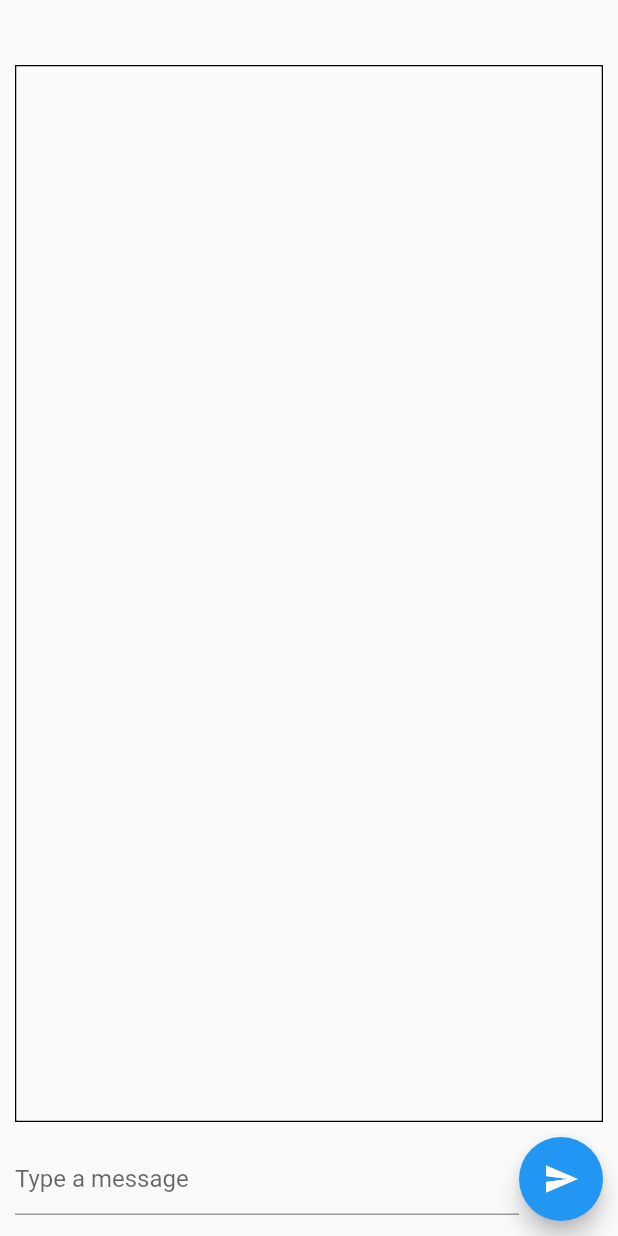
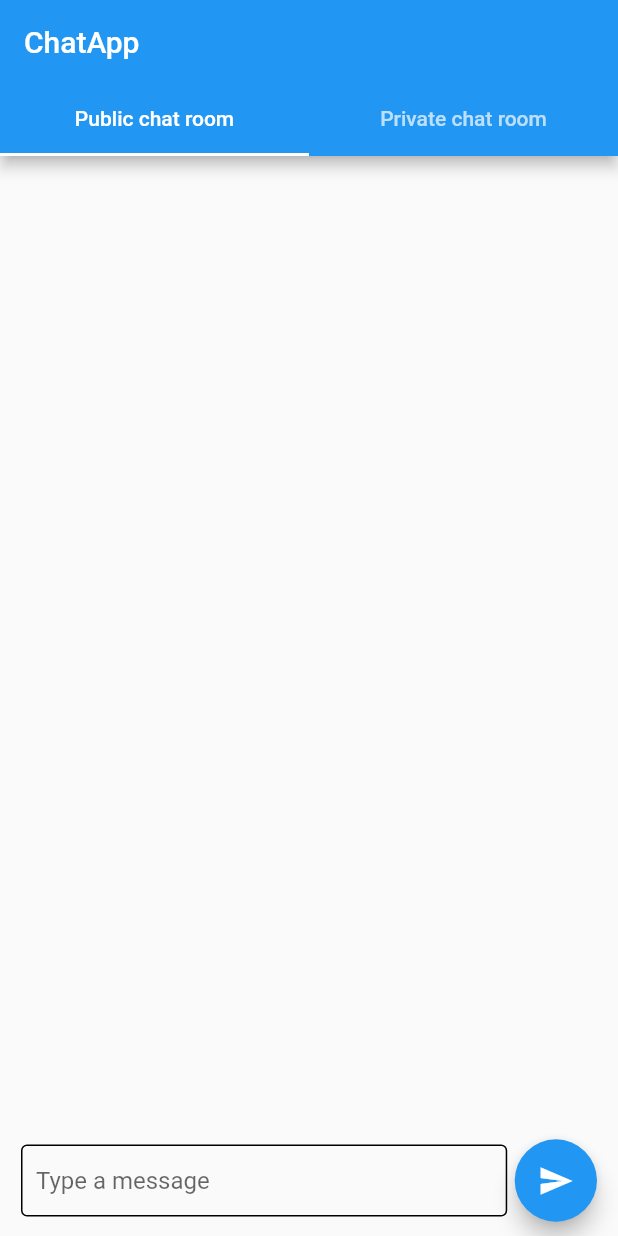
Before and after one commit to Overlord1600/ChatApp, a Flutter app: the screen it shows once a user with an empty profile is signed in, after a tap on the "send" icon, on a phone screen of 412 x 824 dp. Run offline on Flutter 3.47's test engine with Material 2 defaults, Android fonts, the phone set to English and light mode, and no system bars; our stand-ins replace cloud_firestore, firebase_auth, firebase_core; accounts and stored records are empty.

Commit message:
Chat App v2

```diff
--- a/lib/Providers/AuthenticationData.dart
+++ b/lib/Providers/AuthenticationData.dart
@@ -5,6 +5,8 @@ import '../Screens/Authentication.dart';
 
 class AuthenticationData extends ChangeNotifier {
   late UserCredential result;
+  Map userCreds = {'UserId': '', 'Username': 'jj'};
+
   Future<void> userAuthentication(data, BuildContext ctx, Enum authMode) async {
     var auth = FirebaseAuth.instance;
     try {
@@ -27,4 +29,19 @@ class AuthenticationData extends ChangeNotifier {
       throw true;
     }
   }
+
+  Future<void> fetchUserCreds() async {
+    var auth1 = FirebaseAuth.instance;
+    userCreds['UserId'] = auth1.currentUser!.uid;
+    var res = await FirebaseFirestore.instance
+        .collection('/Users')
+        .doc(userCreds['UserId'])
+        .get();
+  }
+
+  Future<void> searchUsername(String uid) async {
+    var username =
+        await FirebaseFirestore.instance.collection('/Users').doc(uid).get();
+    userCreds['Username'] = username['Username'];
+  }
 }
--- /dev/null
+++ b/lib/Providers/Messages.dart
@@ -0,0 +1,15 @@
+import 'package:flutter/material.dart';
+import 'package:cloud_firestore/cloud_firestore.dart';
+
+class Messages extends ChangeNotifier {
+  ScrollController controller = ScrollController();
+  void scroll() {
+    controller.jumpTo(controller.position.maxScrollExtent);
+  }
+
+  Future<void> addNewMessage(Map<String, dynamic> data) async {
+    await FirebaseFirestore.instance
+        .collection('Chats/fRJOxxrtF87geoCskILf/Messages')
+        .add(data);
+  }
+}
--- /dev/null
+++ b/lib/Screens/MainScreen.dart
@@ -0,0 +1,28 @@
+import 'package:chat_app/Screens/PrivateChat.dart';
+import 'package:chat_app/Screens/PublicChat.dart';
+import 'package:flutter/material.dart';
+
+class MainScreen extends StatelessWidget {
+  const MainScreen({super.key});
+
+  @override
+  Widget build(BuildContext context) {
+    return DefaultTabController(
+        length: 2,
+        child: Scaffold(
+          appBar: AppBar(
+            title: const Text('ChatApp'),
+            bottom: const TabBar(tabs: [
+              Tab(
+                text: 'Public chat room',
+              ),
+              Tab(
+                text: 'Private chat room',
+              )
+            ]),
+          ),
+          body: const TabBarView(
+              children: [PublicChatScreen(), PrivateChatScreen()]),
+        ));
+  }
+}
--- a/lib/Screens/PublicChat.dart
+++ b/lib/Screens/PublicChat.dart
@@ -1,5 +1,6 @@
 import 'package:flutter/material.dart';
 import '../Widgets/PublicChatListView.dart';
+import '../Widgets/UserInputKeyboard.dart';
 
 class PublicChatScreen extends StatefulWidget {
   const PublicChatScreen({super.key});
@@ -13,7 +14,8 @@ class _PublicChatScreenState extends State<PublicChatScreen> {
   Widget build(BuildContext context) {
     return Scaffold(
       body: Container(
-        padding: const EdgeInsets.all(10),
+        margin: const EdgeInsets.only(top: 15),
+        padding: const EdgeInsets.only(right: 5, left: 5),
         child: Column(
           mainAxisAlignment: MainAxisAlignment.end,
           children: [
@@ -21,31 +23,14 @@ class _PublicChatScreenState extends State<PublicChatScreen> {
               flex: 8,
               child: Container(
                 margin: const EdgeInsets.only(bottom: 10),
-                decoration:
-                    BoxDecoration(border: Border.all(color: Colors.black)),
+                // ignore: prefer_const_constructors
                 child: PublicChatListView(),
               ),
             ),
-            Flexible(
-              flex: 1,
-              child: Row(
-                children: [
-                  const Flexible(
-                    flex: 6,
-                    child: TextField(
-                      decoration: InputDecoration(hintText: 'Type a message'),
-                    ),
-                  ),
-                  Flexible(
-                    flex: 1,
-                    child: FloatingActionButton(
-                      onPressed: (() {}),
-                      child: const Icon(Icons.send),
-                    ),
-                  )
-                ],
-              ),
-            )
+            Container(
+                constraints: const BoxConstraints(maxHeight: 90),
+                padding: const EdgeInsets.all(9),
+                child: const UserKeyboard())
           ],
         ),
       ),
--- a/lib/Widgets/AuthenticationForm.dart
+++ b/lib/Widgets/AuthenticationForm.dart
@@ -3,28 +3,45 @@ import 'package:flutter/material.dart';
 import 'package:provider/provider.dart';
 import '../Providers/AuthenticationData.dart';
 
-class AuthenticationForm extends StatelessWidget {
+class AuthenticationForm extends StatefulWidget {
   Enum authMode;
   Function changeFn;
 
   AuthenticationForm(this.authMode, this.changeFn);
+
+  @override
+  State<AuthenticationForm> createState() => _AuthenticationFormState();
+}
+
+class _AuthenticationFormState extends State<AuthenticationForm> {
+  bool loader = false;
   var formKey = GlobalKey<FormState>();
+
   @override
   Widget build(BuildContext context) {
     Map data = {'Email': '', 'Username': '', 'Password': ''};
-    void submitData(data) {
+    Future<void> submitData(data) async {
       FocusScope.of(context).unfocus();
       if (formKey.currentState!.validate()) {
         formKey.currentState!.save();
-        Provider.of<AuthenticationData>(context, listen: false)
-            .userAuthentication(data, context, authMode);
+        setState(() {
+          loader = true;
+        });
+        await Provider.of<AuthenticationData>(context, listen: false)
+            .userAuthentication(data, context, widget.authMode);
+        setState(() {
+          loader = false;
+        });
       }
     }
 
-    return Container(
+    return loader == false
+        ? Container(
             height: MediaQuery.of(context).size.height / 2,
             margin: EdgeInsets.only(
-          left: 25, right: 25, top: MediaQuery.of(context).size.height / 4),
+                left: 25,
+                right: 25,
+                top: MediaQuery.of(context).size.height / 4),
             child: Form(
                 key: formKey,
                 child: Column(
@@ -32,7 +49,7 @@ class AuthenticationForm extends StatelessWidget {
                   children: [
                     Container(
                       margin: const EdgeInsets.only(bottom: 20),
-                child: authMode == AuthMode.Login
+                      child: widget.authMode == AuthMode.Login
                           ? const Text(
                               'Welcome, Please Login',
                               style: TextStyle(
@@ -55,10 +72,10 @@ class AuthenticationForm extends StatelessWidget {
                       onSaved: (newValue) {
                         data['Email'] = newValue!.trim();
                       },
-                decoration:
-                    const InputDecoration(hintText: 'Enter your email address'),
+                      decoration: const InputDecoration(
+                          hintText: 'Enter your email address'),
                     ),
-              if (authMode == AuthMode.SignUp)
+                    if (widget.authMode == AuthMode.SignUp)
                       TextFormField(
                         key: const ValueKey('Username'),
                         validator: (value) {
@@ -72,7 +89,8 @@ class AuthenticationForm extends StatelessWidget {
                         onSaved: (newValue) {
                           data['Username'] = newValue!.trim();
                         },
-                  decoration: const InputDecoration(hintText: 'Enter Username'),
+                        decoration:
+                            const InputDecoration(hintText: 'Enter Username'),
                       ),
                     TextFormField(
                       key: const ValueKey('Password'),
@@ -87,8 +105,8 @@ class AuthenticationForm extends StatelessWidget {
                       onSaved: (newValue) {
                         data['Password'] = newValue!.trim();
                       },
-                decoration:
-                    const InputDecoration(hintText: 'Enter your password'),
+                      decoration: const InputDecoration(
+                          hintText: 'Enter your password'),
                     ),
                     Container(
                       margin: const EdgeInsets.only(top: 10),
@@ -97,7 +115,7 @@ class AuthenticationForm extends StatelessWidget {
                           onPressed: () {
                             submitData(data);
                           },
-                    child: authMode == AuthMode.Login
+                          child: widget.authMode == AuthMode.Login
                               ? const Text('Login')
                               : const Text('Sign Up')),
                     ),
@@ -109,13 +127,14 @@ class AuthenticationForm extends StatelessWidget {
                     ),
                     TextButton(
                         onPressed: () {
-                    changeFn();
+                          widget.changeFn();
                         },
-                  child: authMode == AuthMode.Login
+                        child: widget.authMode == AuthMode.Login
                             ? const Text('Create a new account')
                             : const Text('Login to your account'))
                   ],
                 )),
-    );
+          )
+        : const CircularProgressIndicator();
   }
 }
--- a/lib/Widgets/PublicChatListView.dart
+++ b/lib/Widgets/PublicChatListView.dart
@@ -1,6 +1,8 @@
 import 'package:flutter/material.dart';
 import 'package:cloud_firestore/cloud_firestore.dart';
 import '../Widgets/MessageBubble.dart';
+import 'package:provider/provider.dart';
+import '../Providers/Messages.dart';
 
 class PublicChatListView extends StatelessWidget {
   const PublicChatListView({super.key});
@@ -10,19 +12,30 @@ class PublicChatListView extends StatelessWidget {
     return Scaffold(
         body: StreamBuilder(
             stream: FirebaseFirestore.instance
-              .collection('Chats/fRJOxxrtF87geoCskILf/Messages')
+                .collection('/Chats/fRJOxxrtF87geoCskILf/Messages')
+                .orderBy('timestamp')
                 .snapshots(),
             builder: ((context, snapshot) {
               if (snapshot.connectionState == ConnectionState.waiting) {
-              return const CircularProgressIndicator();
-            }
+                return const Center(child: CircularProgressIndicator());
+              } else if (snapshot.data == null) {
+                return const Center(
+                  child: Text('No Messages'),
+                );
+              } else {
                 final chatList = snapshot.data!.docs;
                 return ListView.builder(
+                    controller: Provider.of<Messages>(context, listen: false)
+                        .controller,
                     itemCount: snapshot.data!.docs.length,
                     itemBuilder: ((context, index) {
-                  return MessageBubble(chatList[index]['Text'], null);
+                      return MessageBubble(
+                          chatList[index]['text'],
+                          chatList[index]['userId'],
+                          chatList[index]['username'],
+                          chatList[index]['timestamp'] as Timestamp);
                     }));
-          })),
-    );
+              }
+            })));
   }
 }
--- /dev/null
+++ b/lib/Widgets/UserInputKeyboard.dart
@@ -0,0 +1,99 @@
+import 'package:flutter/material.dart';
+import 'package:provider/provider.dart';
+import '../Providers/Messages.dart';
+import '../Providers/AuthenticationData.dart';
+import 'package:cloud_firestore/cloud_firestore.dart';
+import 'package:firebase_auth/firebase_auth.dart';
+
+class UserKeyboard extends StatefulWidget {
+  const UserKeyboard({super.key});
+
+  @override
+  State<UserKeyboard> createState() => _UserKeyboardState();
+}
+
+class _UserKeyboardState extends State<UserKeyboard> {
+  TextEditingController textController = TextEditingController();
+  bool emptyKeyboard = false;
+  @override
+  Widget build(BuildContext context) {
+    Provider.of<AuthenticationData>(context, listen: false)
+        .searchUsername(FirebaseAuth.instance.currentUser!.uid);
+    return Row(
+      children: [
+        Flexible(
+          flex: 6,
+          child: Container(
+            margin: const EdgeInsets.only(right: 5),
+            child: TextField(
+              textCapitalization: TextCapitalization.sentences,
+              maxLines: 15,
+              minLines: 1,
+              onChanged: (value) {
+                if (value.isEmpty) {
+                  setState(() {
+                    emptyKeyboard = true;
+                  });
+                } else {
+                  setState(() {
+                    emptyKeyboard = false;
+                  });
+                }
+              },
+              controller: textController,
+              decoration: const InputDecoration(
+                contentPadding: EdgeInsets.all(10),
+                border: OutlineInputBorder(
+                  borderSide: BorderSide(
+                    width: 1,
+                  ),
+                ),
+                focusedBorder: OutlineInputBorder(
+                  borderSide: BorderSide(
+                    width: 1,
+                  ),
+                ),
+                enabledBorder: OutlineInputBorder(
+                  borderSide: BorderSide(
+                    width: 1,
+                  ),
+                ),
+                hintText: 'Type a message',
+              ),
+            ),
+          ),
+        ),
+        Flexible(
+          flex: 1,
+          child: FloatingActionButton(
+            onPressed: emptyKeyboard == false
+                ? (() {
+                    Provider.of<AuthenticationData>(context, listen: false)
+                        .fetchUserCreds();
+
+                    Map<String, dynamic> data = {
+                      'text': textController.text.toString(),
+                      'timestamp': Timestamp.now(),
+                      'userId': Provider.of<AuthenticationData>(context,
+                              listen: false)
+                          .userCreds['UserId'],
+                      'username': Provider.of<AuthenticationData>(context,
+                              listen: false)
+                          .userCreds['Username'],
+                    };
+                    Provider.of<Messages>(context, listen: false)
+                        .addNewMessage(data);
+                    textController.text = '';
+                    WidgetsBinding.instance.addPostFrameCallback((_) =>
+                        Provider.of<Messages>(context, listen: false).scroll());
+                  })
+                : null,
+            child: emptyKeyboard == false
+                ? const Icon(Icons.send)
+                : const Icon(Icons.mic),
+          ),
+        ),
+      ],
+    );
+  }
+}
--- a/lib/main.dart
+++ b/lib/main.dart
@@ -1,11 +1,13 @@
 import 'package:chat_app/Providers/AuthenticationData.dart';
 import 'package:chat_app/Screens/Authentication.dart';
-import 'package:chat_app/Screens/PublicChat.dart';
+import 'package:chat_app/Screens/MainScreen.dart';
+import 'package:chat_app/Screens/SearchResultsScreen.dart';
 import 'package:flutter/material.dart';
 import 'package:flutter/services.dart';
 import 'package:provider/provider.dart';
 import 'package:firebase_auth/firebase_auth.dart';
 import 'package:firebase_core/firebase_core.dart';
+import './Providers/Messages.dart';
 
 void main() {
   WidgetsFlutterBinding.ensureInitialized();
@@ -21,12 +23,16 @@ class MyApp extends StatelessWidget {
   @override
   Widget build(BuildContext context) {
     return MultiProvider(
-      providers: [ChangeNotifierProvider.value(value: AuthenticationData())],
+      providers: [
+        ChangeNotifierProvider.value(value: AuthenticationData()),
+        ChangeNotifierProvider.value(value: Messages())
+      ],
       child: FutureBuilder(
         future: Firebase.initializeApp(),
         builder: (context, snapshot) {
           if (snapshot.connectionState == ConnectionState.done) {
             return MaterialApp(
+              routes: {'/SearchScreen': (context) => SearchScreen()},
               title: 'Flutter Demo',
               theme: ThemeData(
                 primarySwatch: Colors.blue,
@@ -35,7 +41,7 @@ class MyApp extends StatelessWidget {
                   stream: FirebaseAuth.instance.authStateChanges(),
                   builder: ((context, snapshot) {
                     if (snapshot.hasData) {
-                      return const PublicChatScreen();
+                      return const MainScreen();
                     } else if (snapshot.connectionState ==
                         ConnectionState.waiting) {
                       return const Center(child: CircularProgressIndicator());
@@ -45,7 +51,7 @@ class MyApp extends StatelessWidget {
                   })),
             );
           } else {
-            return const CircularProgressIndicator();
+            return const Center(child: CircularProgressIndicator());
           }
         },
       ),
--- a/pubspec.yaml
+++ b/pubspec.yaml
@@ -39,6 +39,7 @@ dependencies:
   cloud_firestore: ^4.4.5
   firebase_auth: ^4.3.0
   provider: ^6.0.5
+  intl: ^0.17.0
 
 dev_dependencies:
   flutter_test:
```
Also changed, not shown: lib/Providers/CreateMethods.dart (added, +17 -0 lines), lib/Providers/FetcherMethods.dart (added, +60 -0 lines), lib/Screens/PrivateChat.dart (added, +71 -0 lines), lib/Screens/SearchResultsScreen.dart (added, +54 -0 lines), lib/Widgets/MessageBubble.dart (+58 -9 lines), lib/Widgets/NoChatsPlaceholder.dart (added, +34 -0 lines), pubspec.lock. Lines whose indentation alone changed are shown as unchanged.
